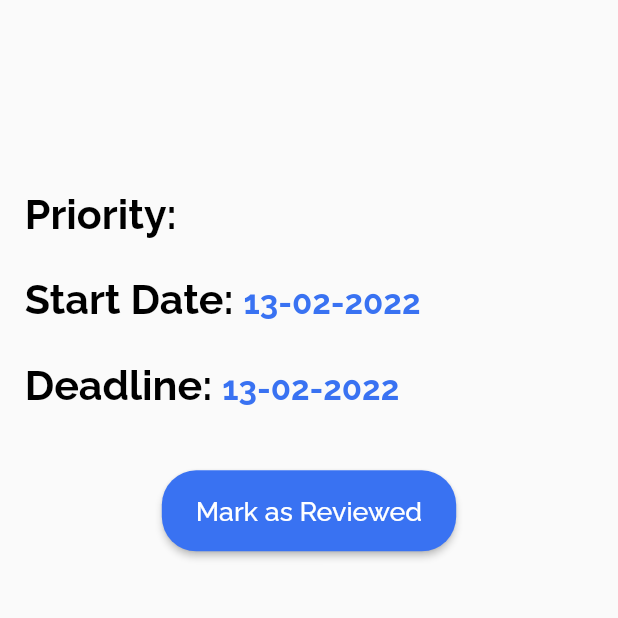
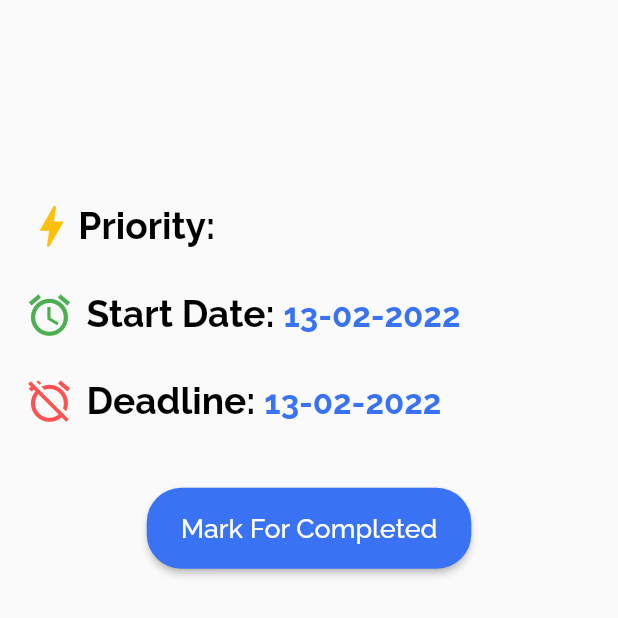
Before and after one commit to bhaveshs012/project_manager_hackathon, a Flutter app: the AllTaskDetailScreen screen opened directly with empty values, on a phone screen of 412 x 824 dp, the top half of it. Run offline on Flutter 3.47's test engine with Material 2 defaults, Android fonts, the phone set to English and light mode, and no system bars; our stand-ins replace cloud_firestore, date_picker_timeline, firebase_auth, firebase_core, get, google_fonts and 7 more; missing offline and left inert: jitsi_meet, stream_chat_flutter; accounts and stored records are empty.

```diff
--- a/lib/main.dart
+++ b/lib/main.dart
@@ -3,6 +3,7 @@ import 'package:flutter/material.dart';
 import 'package:get/get.dart';
 import 'package:project_manager_hackathon/controllers/google_signin.dart';
 import 'package:project_manager_hackathon/landing_page.dart';
+import 'package:project_manager_hackathon/screens/introScreen/onboarding_page.dart';
 import 'package:provider/provider.dart';
 import 'package:sizer/sizer.dart';
 import 'package:shared_preferences/shared_preferences.dart';
--- a/lib/screens/userAnalytics/widgets/all_tasks_details.dart
+++ b/lib/screens/userAnalytics/widgets/all_tasks_details.dart
@@ -1,10 +1,12 @@
 import 'package:cloud_firestore/cloud_firestore.dart';
 import 'package:flutter/material.dart';
+import 'package:get/get.dart';
 import 'package:intl/intl.dart';
 import 'package:project_manager_hackathon/config/themes.dart';
 import 'package:project_manager_hackathon/models/projects.dart';
 import 'package:project_manager_hackathon/models/tasks.dart';
 import 'package:project_manager_hackathon/screens/sharedWidget/style_button.dart';
+import 'package:project_manager_hackathon/screens/userAnalytics/widgets/all_tasks.dart';
 import 'package:sizer/sizer.dart';
 
 class AllTaskDetailScreen extends StatelessWidget {
@@ -29,7 +31,7 @@ class AllTaskDetailScreen extends StatelessWidget {
               crossAxisAlignment: CrossAxisAlignment.start,
               children: [
                 Center(
-                  child: Text(tasks.title, style: title1Style),
+                  child: Text(tasks.title.toUpperCase(), style: title1Style),
                 ),
                 SizedBox(height: 3.h),
                 Container(
@@ -37,14 +39,22 @@ class AllTaskDetailScreen extends StatelessWidget {
                   margin: const EdgeInsets.only(right: 5),
                   child: Text(
                     tasks.desc,
-                    style: subtitlestyle,
+                    overflow: TextOverflow.ellipsis,
+                    style: subtitlestyle.copyWith(fontSize: 17.sp),
                   ),
                 ),
                 SizedBox(height: 3.h),
+                Row(
+                  children: [
+                    Icon(
+                      Icons.bolt_sharp,
+                      size: 26.sp,
+                      color: Colors.amber,
+                    ),
                     RichText(
                       text: TextSpan(
                         text: "Priority: ",
-                    style: title2Style,
+                        style: title2Style.copyWith(fontSize: 18.sp),
                         children: [
                           TextSpan(
                             text: "${tasks.priority}".toUpperCase(),
@@ -60,11 +70,23 @@ class AllTaskDetailScreen extends StatelessWidget {
                         ],
                       ),
                     ),
+                  ],
+                ),
                 SizedBox(height: 3.h),
+                Row(
+                  children: [
+                    Icon(
+                      Icons.alarm,
+                      size: 24.sp,
+                      color: Colors.green,
+                    ),
+                    SizedBox(
+                      width: 2.w,
+                    ),
                     RichText(
                       text: TextSpan(
                         text: "Start Date: ",
-                    style: title2Style,
+                        style: title2Style.copyWith(fontSize: 18.sp),
                         children: [
                           TextSpan(
                             text:
@@ -77,11 +99,23 @@ class AllTaskDetailScreen extends StatelessWidget {
                         ],
                       ),
                     ),
+                  ],
+                ),
                 SizedBox(height: 3.h),
+                Row(
+                  children: [
+                    Icon(
+                      Icons.alarm_off,
+                      size: 24.sp,
+                      color: Colors.redAccent,
+                    ),
+                    SizedBox(
+                      width: 2.w,
+                    ),
                     RichText(
                       text: TextSpan(
                         text: "Deadline: ",
-                    style: title2Style,
+                        style: title2Style.copyWith(fontSize: 18.sp),
                         children: [
                           TextSpan(
                             text:
@@ -94,15 +128,21 @@ class AllTaskDetailScreen extends StatelessWidget {
                         ],
                       ),
                     ),
+                  ],
+                ),
                 SizedBox(height: 5.h),
                 Center(
                   child: StyledButton(
-                      title: "Mark as Reviewed",
+                    title: "Mark For Completed",
                     onTap: () {
-                        taskRef.update({
-                          'status': 'in_review',
-                        });
-                      }),
+                      taskRef.update(
+                        {
+                          'status': 'completed',
+                        },
+                      );
+                      Get.off(() => AllTasks(project: project));
+                    },
+                  ),
                 )
               ],
             ),
```
Also changed, not shown: lib/screens/taskScreen/task_details_screen.dart (+46 -9 lines). Lines whose indentation alone changed are shown as unchanged.
